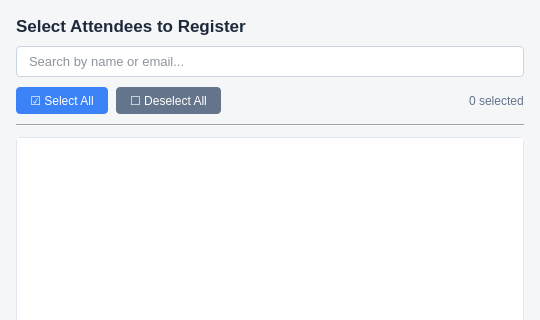
The window that ui/RegistrationDialog.ui (khoivnk25411e/Final-Project-Programming-Techniques) describes before a commit, drawn with Qt 5; both pictures show x 0 to 540 and y 0 to 320 of the 540 by 560 pixel window.
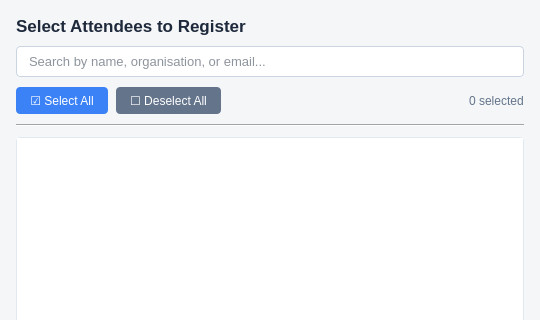
The same window after the commit.

```diff
--- a/ui/RegistrationDialog.ui
+++ b/ui/RegistrationDialog.ui
@@ -61,7 +61,7 @@
       <string>QLineEdit { border: 1px solid #cbd5e1; border-radius: 4px; padding: 6px 10px; font-size: 13px; background: white; color: #1e293b; }</string>
      </property>
      <property name="placeholderText">
-      <string>Search by name or email...</string>
+      <string>Search by name, organisation, or email...</string>
      </property>
     </widget>
    </item>
```
Left out of the diff: 2 changed lines with no effect on the pictures.
